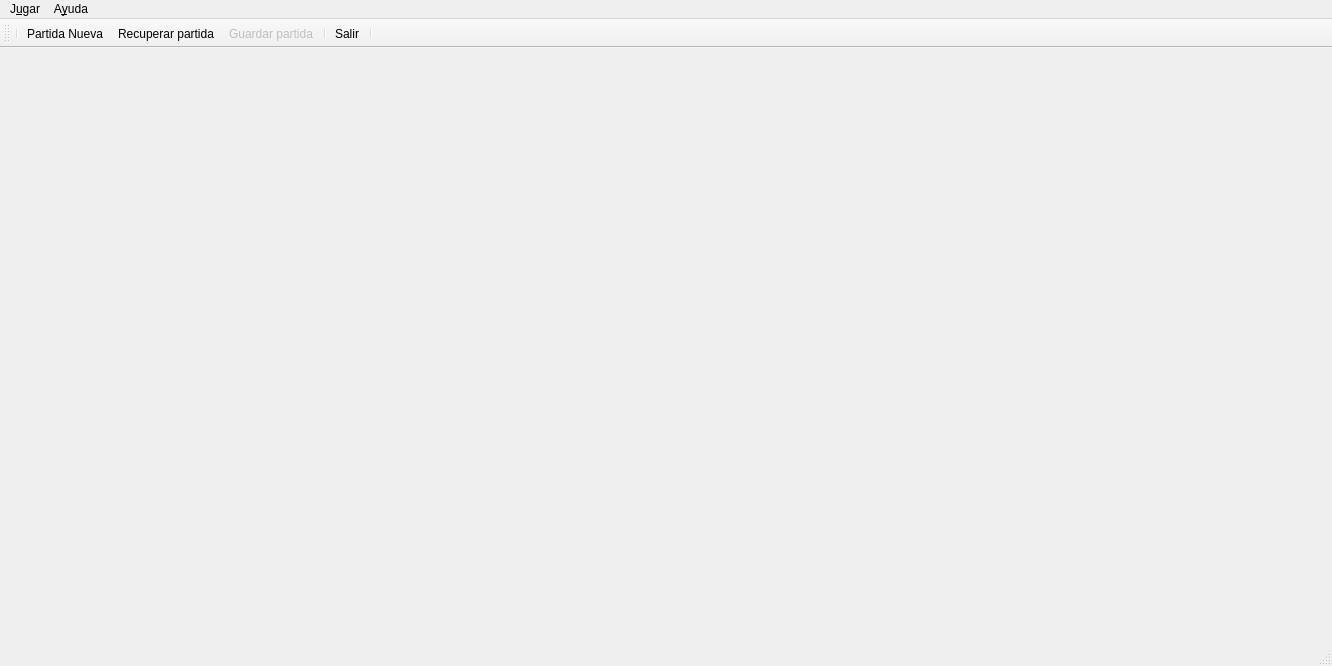
Above: ui/frmMain.ui from turulomio/glparchis before the change. Below: the same form after it.
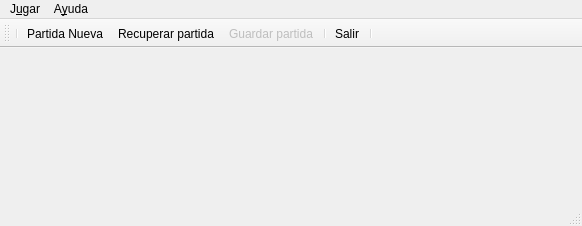
That is the form after the change. Icons and pictures are not drawn.

What changed in the file:
```diff
--- a/ui/frmMain.ui
+++ b/ui/frmMain.ui
@@ -7,8 +7,8 @@
    <rect>
     <x>0</x>
     <y>0</y>
-    <width>1332</width>
-    <height>666</height>
+    <width>582</width>
+    <height>226</height>
    </rect>
   </property>
   <property name="cursor">
@@ -32,7 +32,7 @@
     <rect>
      <x>0</x>
      <y>0</y>
-     <width>1332</width>
+     <width>582</width>
      <height>20</height>
     </rect>
    </property>
```
Left out of the diff: 6 changed lines with no effect on the pictures.
